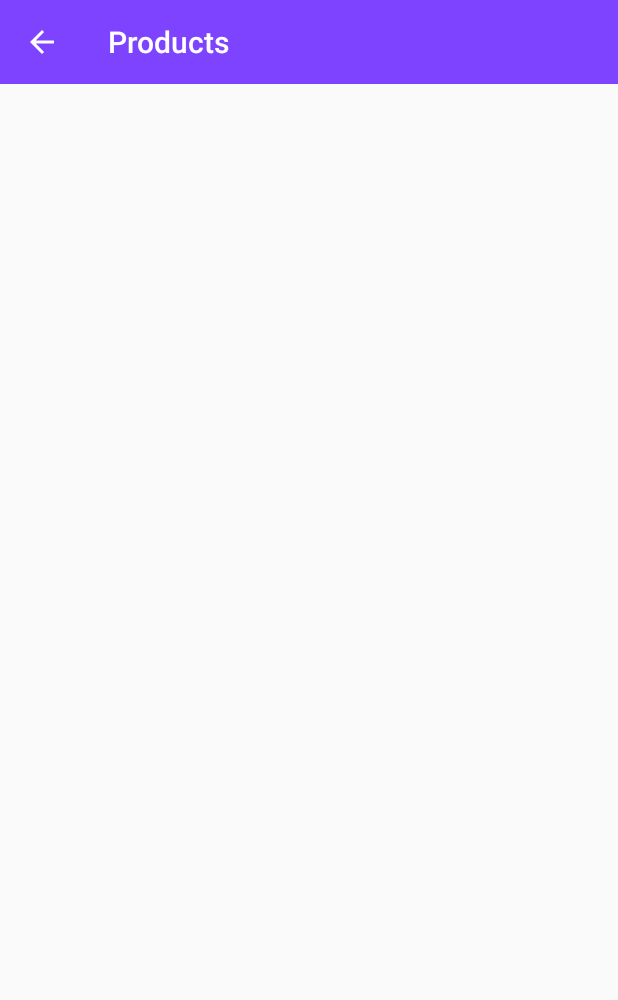
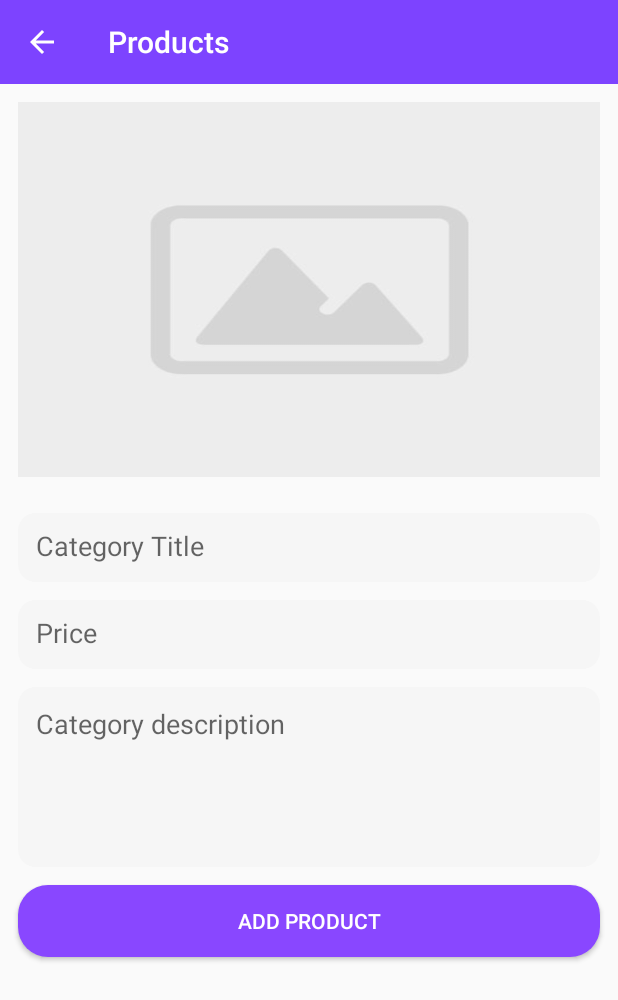
Before and after one commit to sameed07/GroceryAdminFyp, an Android app: the AddProductActivity screen opened directly, with no data from a screen before it, on a phone screen of 412 x 824 dp. Shown: the top 1000 px of the screen. Run offline under Robolectric (Android 15) with nearby library versions, the phone set to English and light mode, and no system bars; our stand-ins replace Firebase (no records; nobody signed in at launch, a user with empty details on screens opened directly).

Commit message:
Product Screen design

```diff
--- a/app/src/main/java/Activities/AddCategoryActivity.java
+++ b/app/src/main/java/Activities/AddCategoryActivity.java
@@ -76,7 +76,7 @@ public class AddCategoryActivity extends AppCompatActivity {
         toolbar.setNavigationOnClickListener(new View.OnClickListener() {
             @Override
             public void onClick(View v) {
-                startActivity(new Intent(getApplicationContext(), HomeActivity.class));
+                startActivity(new Intent(getApplicationContext(), CateogryActivity.class));
                 finish();
             }
         });
--- a/app/src/main/java/Activities/AddProductActivity.java
+++ b/app/src/main/java/Activities/AddProductActivity.java
@@ -4,14 +4,47 @@ import androidx.appcompat.app.AppCompatActivity;
 import androidx.appcompat.widget.Toolbar;
 
 import android.content.Intent;
+import android.graphics.Bitmap;
+import android.net.Uri;
 import android.os.Bundle;
+import android.provider.MediaStore;
 import android.view.View;
+import android.widget.Button;
+import android.widget.EditText;
+import android.widget.ImageView;
+import android.widget.Toast;
 
+import com.google.firebase.database.DatabaseReference;
+import com.google.firebase.database.FirebaseDatabase;
+import com.google.firebase.storage.FirebaseStorage;
+import com.google.firebase.storage.StorageReference;
 import com.infusiblecoder.groceryadminfyp.R;
+
+import java.io.IOException;
 
 public class AddProductActivity extends AppCompatActivity {
 
     private Toolbar toolbar;
+
+    private EditText edt_title,edt_desc,edt_price;
+    private ImageView product_img;
+    private Button btn_addProduct;
+
+    //Firebase
+    FirebaseDatabase mDatabase;
+    DatabaseReference mRef;
+
+    FirebaseStorage storage;
+    StorageReference storageReference;
+
+    //images ke nakhry
+    private final int PICK_IMAGE_REQUEST = 71;
+    private static final String TAG ="Tag";
+    private static final Integer WRITE_EXST = 2;
+    private static final Integer READ_EXST = 3;
+    private Uri filePath;
+    private String mUrl;
+
 
     @Override
     protected void onCreate(Bundle savedInstanceState) {
@@ -23,6 +56,12 @@ public class AddProductActivity extends AppCompatActivity {
         toolbar.setTitle("Products");
         setSupportActionBar(toolbar);
 
+        //setupfirebase
+        mDatabase = FirebaseDatabase.getInstance();
+        mRef = mDatabase.getReference("Products");
+        storage = FirebaseStorage.getInstance();
+        storageReference = storage.getReference("product_images");
+
         getSupportActionBar().setHomeAsUpIndicator(R.drawable.ic_arrow_back_black_24dp);
         getSupportActionBar().setDisplayHomeAsUpEnabled(true);
 
@@ -31,9 +70,52 @@ public class AddProductActivity extends AppCompatActivity {
             public void onClick(View v) {
                 startActivity(new Intent(getApplicationContext(), HomeActivity.class));
                 finish();
+            }
+        });
 
+        edt_desc = findViewById(R.id.edt_desc);
+        edt_title = findViewById(R.id.edt_title);
+        edt_price = findViewById(R.id.edt_price);
+        btn_addProduct = findViewById(R.id.btn_addProduct);
+        product_img = findViewById(R.id.category_img);
+
+        btn_addProduct.setOnClickListener(new View.OnClickListener() {
+            @Override
+            public void onClick(View v) {
+                Toast.makeText(AddProductActivity.this, "Uploaded!", Toast.LENGTH_SHORT).show();
+            }
+        });
+
+        product_img.setOnClickListener(new View.OnClickListener() {
+            @Override
+            public void onClick(View v) {
+                chooseImage();
 
             }
         });
     }
+
+    private void chooseImage() {
+        Intent intent = new Intent();
+        intent.setType("image/*");
+        intent.setAction(Intent.ACTION_GET_CONTENT);
+        startActivityForResult(Intent.createChooser(intent, "Select Picture"), PICK_IMAGE_REQUEST);
+    }
+    @Override
+    protected void onActivityResult(int requestCode, int resultCode, Intent data) {
+        super.onActivityResult(requestCode, resultCode, data);
+        if(requestCode == PICK_IMAGE_REQUEST && resultCode == RESULT_OK
+                && data != null && data.getData() != null )
+        {
+            filePath = data.getData();
+            try {
+                Bitmap bitmap = MediaStore.Images.Media.getBitmap(getContentResolver(), filePath);
+                product_img.setImageBitmap(bitmap);
+            }
+            catch (IOException e)
+            {
+                e.printStackTrace();
+            }
+        }
+    }
 }
--- a/app/src/main/res/layout/activity_add_product.xml
+++ b/app/src/main/res/layout/activity_add_product.xml
@@ -1,18 +1,67 @@
 <?xml version="1.0" encoding="utf-8"?>
-<RelativeLayout
+<LinearLayout
+
     xmlns:android="http://schemas.android.com/apk/res/android"
-    xmlns:app="http://schemas.android.com/apk/res-auto"
-    xmlns:tools="http://schemas.android.com/tools"
     android:layout_width="match_parent"
     android:layout_height="match_parent"
-    tools:context="Activities.AddProductActivity">
+    android:orientation="vertical">
 
-    <LinearLayout
+    <include layout="@layout/toolbar"/>
+
+    <ImageView
+        android:scaleType="fitXY"
+        android:src="@drawable/default_img"
         android:layout_width="match_parent"
-        android:layout_height="match_parent"
-        android:orientation="vertical"
-        >
-        <include layout="@layout/toolbar"/>
-    </LinearLayout>
+        android:layout_height="250dp"
+        android:layout_margin="12dp"
+        android:id="@+id/category_img"
+        />
+    <EditText
+        android:layout_width="match_parent"
+        android:layout_height="46dp"
+        android:hint="Category Title"
+        android:id="@+id/edt_price"
 
-</RelativeLayout>
+        android:background="@drawable/edt_background"
+        android:layout_margin="12dp"
+        android:padding="12dp"
+        />
+    <EditText
+        android:inputType="numberDecimal"
+        android:layout_width="match_parent"
+        android:layout_height="46dp"
+        android:hint="Price"
+        android:id="@+id/edt_title"
+        android:background="@drawable/edt_background"
+        android:layout_marginRight="12dp"
+        android:layout_marginLeft="12dp"
+        android:padding="12dp"
+        />
+    <EditText
+        android:maxLines="4"
+        android:layout_marginTop="12dp"
+        android:layout_width="match_parent"
+        android:layout_height="120dp"
+        android:hint="Category description"
+        android:id="@+id/edt_desc"
+        android:background="@drawable/edt_background"
+        android:layout_marginLeft="12dp"
+        android:layout_marginRight="12dp"
+        android:padding="12dp"
+        android:gravity="start"
+        />
+
+    <Button
+        android:layout_width="match_parent"
+        android:layout_height="wrap_content"
+        android:text="Add Product"
+        android:layout_marginLeft="12dp"
+        android:layout_marginTop="12dp"
+        android:layout_marginRight="12dp"
+        android:background="@drawable/login_btn_background"
+        android:textColor="@color/white"
+        android:id="@+id/btn_addProduct"
+        />
+
+
+</LinearLayout>
```
